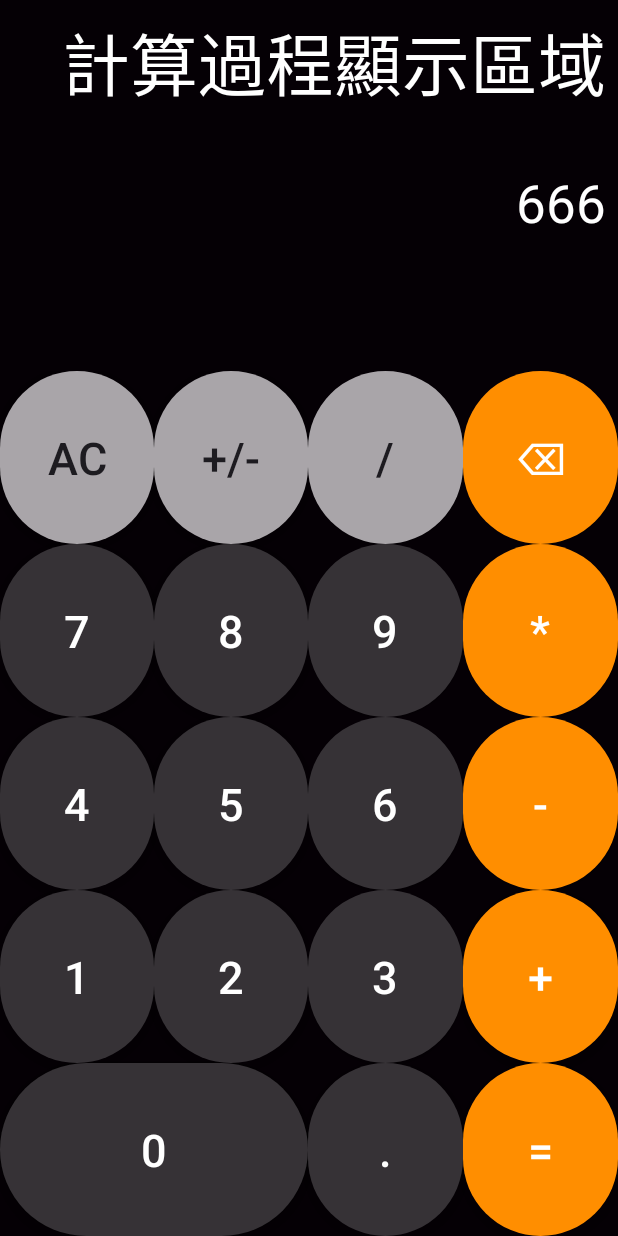
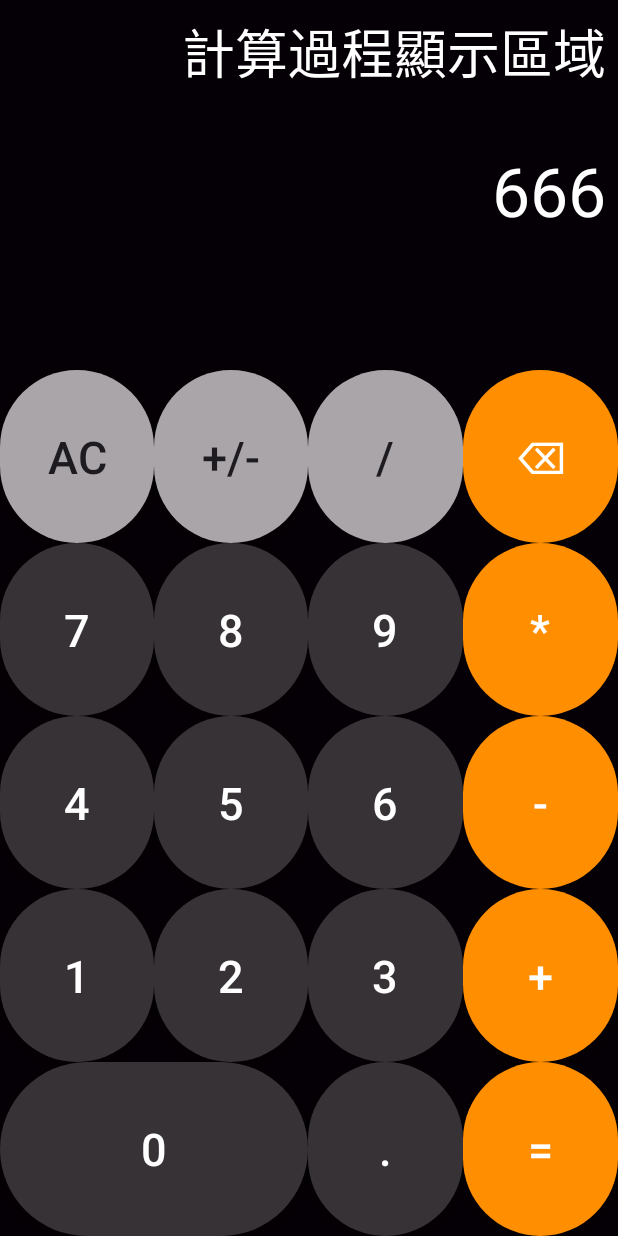
Before and after one commit to thishkt/android-app-development-with-kotlin-for-beginners, an Android app: the layout activity_main.xml on its own in the app's theme, with its tools: preview values and no code run, on a phone screen of 412 x 824 dp. Run offline under Robolectric (Android 15) with nearby library versions, the phone set to English and light mode, and no system bars.

Commit message:
外層修改為 LinearLayout

```diff
--- a/MyApplication/app/src/main/res/layout/activity_main.xml
+++ b/MyApplication/app/src/main/res/layout/activity_main.xml
@@ -1,57 +1,47 @@
 <?xml version="1.0" encoding="utf-8"?>
-<GridLayout xmlns:android="http://schemas.android.com/apk/res/android"
-    xmlns:tools="http://schemas.android.com/tools"
+<LinearLayout xmlns:android="http://schemas.android.com/apk/res/android"
     android:layout_width="match_parent"
     android:layout_height="match_parent"
+    xmlns:tools="http://schemas.android.com/tools"
     android:background="#050005"
-    android:columnCount="1"
-    android:orientation="vertical"
-    android:rowCount="10">
+    android:orientation="vertical">
+
+    <LinearLayout
+        android:layout_width="match_parent"
+        android:layout_height="0dp"
+        android:layout_weight="3"
+        android:orientation="vertical">
+
+        <TextView
+            android:id="@+id/processTextView"
+            android:layout_width="match_parent"
+            android:layout_height="wrap_content"
+            android:gravity="end"
+            android:padding="8dp"
+            android:textColor="#efefef"
+            android:textColorHint="@color/white"
+            android:textSize="35sp"
+            tools:hint="計算過程顯示區域" />
+
+        <TextView
+            android:id="@+id/resultTextView"
+            android:layout_width="match_parent"
+            android:layout_height="wrap_content"
+            android:layout_marginTop="20dp"
+            android:gravity="end"
+            android:padding="8dp"
+            android:textColor="@color/white"
+            android:textColorHint="@color/white"
+            android:textSize="45sp"
+            tools:hint="666" />
+
+    </LinearLayout>
 
     <GridLayout
         android:layout_width="match_parent"
         android:layout_height="0dp"
-        android:layout_rowWeight="3"
-        android:columnCount="4"
-        android:orientation="horizontal"
-        android:rowCount="2">
-
-    <TextView
-            android:id="@+id/processTextView"
-            android:layout_width="0dp"
-            android:layout_height="wrap_content"
-            android:layout_columnSpan="4"
-            android:layout_gravity="fill_horizontal"
-            android:gravity="end"
-            tools:hint="計算過程顯示區域"
-            android:padding="8dp"
-            android:textColor="#efefef"
-            android:textColorHint="@color/white"
-            android:textSize="45dp" />
-
-        <TextView
-            android:id="@+id/resultTextView"
-            android:layout_width="0dp"
-            android:layout_height="wrap_content"
-            android:layout_columnSpan="4"
-            android:layout_gravity="fill_horizontal"
-            android:layout_marginTop="20dp"
-            android:gravity="end"
-            tools:hint="666"
-            android:padding="8dp"
-            android:textColor="@color/white"
-            android:textColorHint="@color/white"
-            android:textSize="35dp" />
-
-    </GridLayout>
-
-    <GridLayout
-        android:layout_width="match_parent"
-        android:layout_height="0dp"
-        android:layout_rowWeight="7"
-        android:columnCount="4"
-        android:columnOrderPreserved="false"
-        android:orientation="horizontal">
+        android:layout_weight="7"
+        android:columnCount="4">
 
     <androidx.appcompat.widget.AppCompatButton
             android:id="@+id/buttonAllClear"
@@ -263,4 +253,4 @@
 
     </GridLayout>
 
-</GridLayout>
+</LinearLayout>
```
